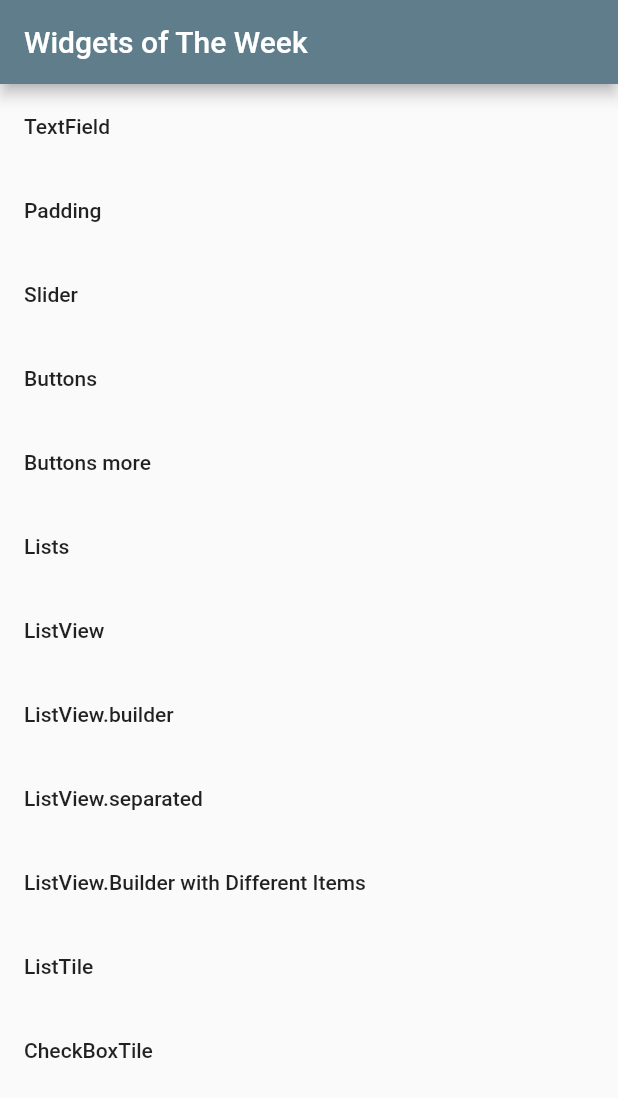
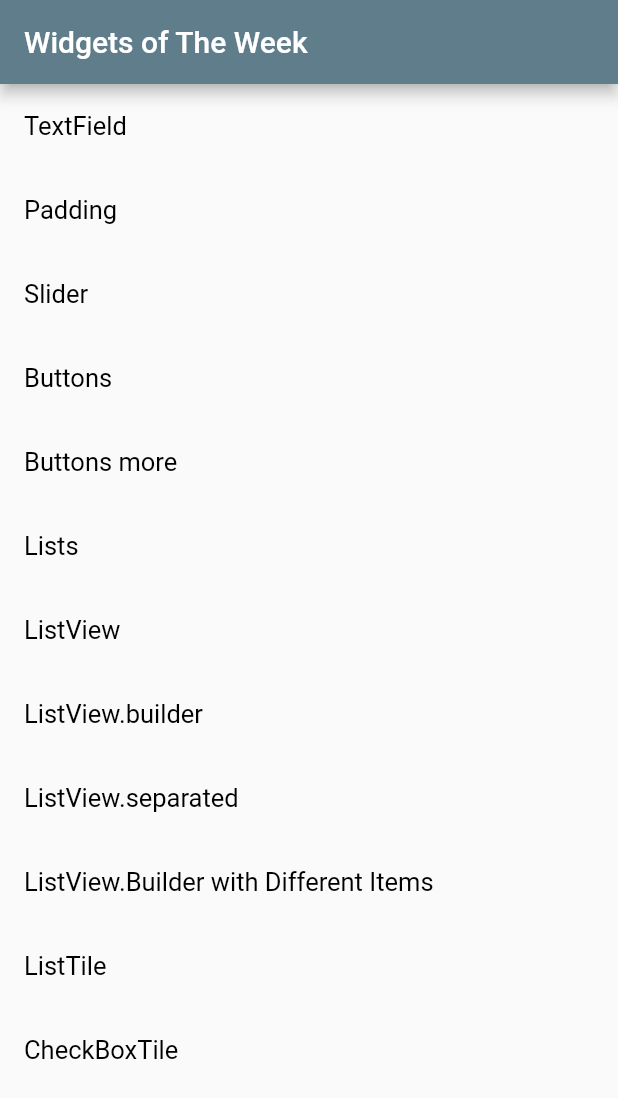
Before and after one commit to mike123789-dev/weekly_widgets, a Flutter app: the screen it shows after launch, on a phone screen of 412 x 824 dp. Shown: the top 1098 px of the screen. Run offline on Flutter 3.47's test engine with Material 2 defaults, Android fonts, the phone set to English and light mode, and no system bars; our stand-ins replace webview_flutter.

Commit message:
feat: modified text style theme

```diff
--- a/lib/main.dart
+++ b/lib/main.dart
@@ -18,7 +18,13 @@ class MyApp extends StatelessWidget {
                 fontSize: 20,
                 fontWeight: FontWeight.bold,
               ),
+              bodyText1: TextStyle(
+                fontSize: 17,
+                fontWeight: FontWeight.normal,
+                color: Colors.black,
+              ),
               subtitle1: TextStyle(
+                fontSize: 14,
                 fontWeight: FontWeight.w400,
                 color: Colors.grey,
               ),
```
